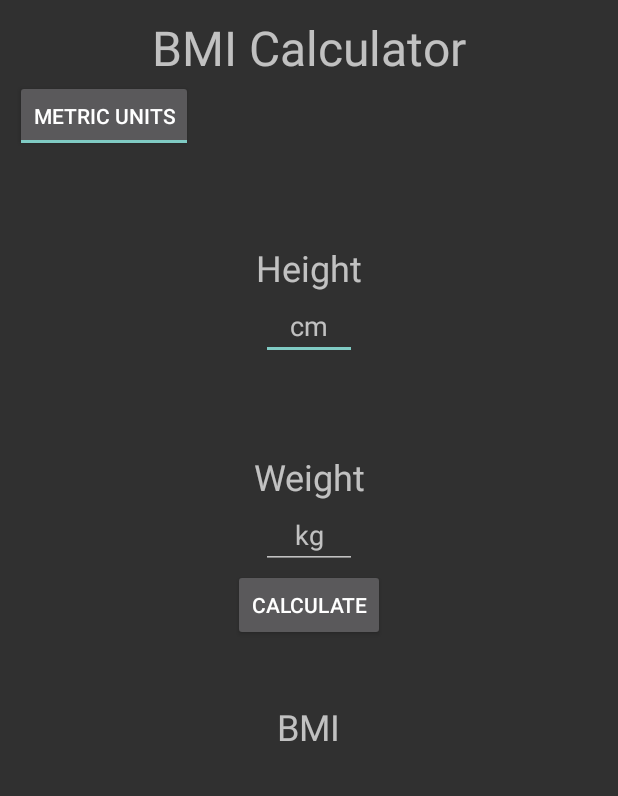
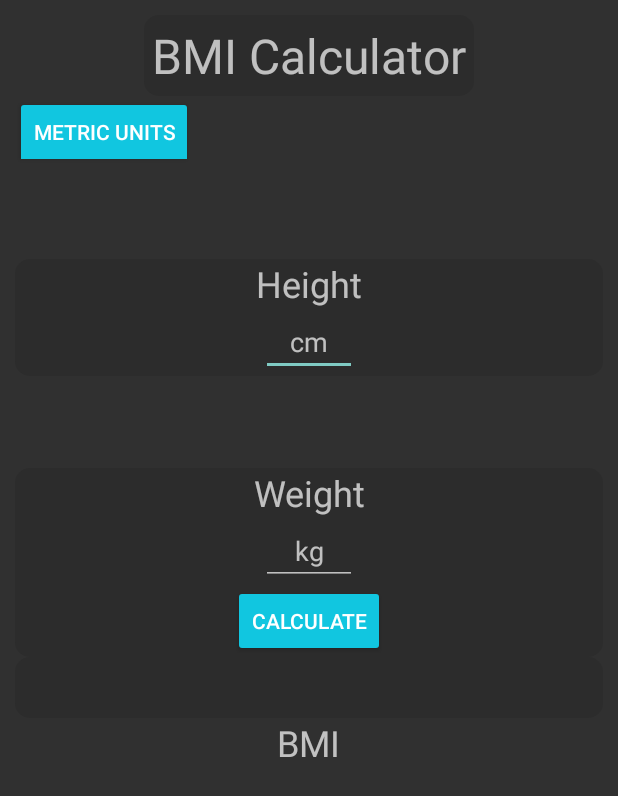
Before and after one commit to CSUSTANCS4800/HealthyPal, an Android app: the screen it shows after launch (BmiCalculatorActivity), after a tap on "BMI CALCULATOR", on a phone screen of 412 x 824 dp. Shown: the top 796 px of the screen. Run offline under Robolectric (Android 15) with nearby library versions, the phone set to English and light mode, and no system bars.

Commit message:
Did a updates to profile, calculator and commited on code

```diff
--- a/app/src/main/java/com/example/healthapp/MyhealthProfilePageActivity.java
+++ b/app/src/main/java/com/example/healthapp/MyhealthProfilePageActivity.java
@@ -15,7 +15,7 @@ public class MyhealthProfilePageActivity extends AppCompatActivity {
     private Button BMI_Calculator_Button;
 
     @Override
-    protected void onCreate(Bundle savedInstanceState) // UI for the Profile page but has the code for the button that takes you to BMI Calculator
+    protected void onCreate(Bundle savedInstanceState) // this code is for the Profile page, having a button that takes you to the BMI Calculator
     {
         super.onCreate(savedInstanceState);
         setContentView(R.layout.activity_myhealth_profile_page);
@@ -24,7 +24,7 @@ public class MyhealthProfilePageActivity extends AppCompatActivity {
         BMI_Calculator_Button.setOnClickListener(new View.OnClickListener() {
 
             @Override
-            public void onClick(View v)// onClick to know what openmyheathpage method will be opening
+            public void onClick(View v)// onClick to know what openmyhealthpage method will be opening
             {
                 openmyhealthpage();
             }
@@ -32,8 +32,8 @@ public class MyhealthProfilePageActivity extends AppCompatActivity {
 
     }
 
-    public void openmyhealthpage()// Method to open the BmiCalculatorActivity (BMI Calculator Page), it does the intent to start BmiCalculatorActivity (BMI Calculator Page)
-                                    //when the BMI Calculator button is clicked
+    public void openmyhealthpage()// Method to open the BmiCalculatorActivity, it does intent to start opening to the BmiCalculatorActivity (BMI Calculator)
+                                    //when the BMI Calculator button is clicked you will move from MyHealth Profile to BMI Calculator
     {
         Intent intent = new Intent(this, BmiCalculatorActivity.class);
         startActivity(intent);
--- /dev/null
+++ b/app/src/main/res/drawable/cardbackground.xml
@@ -0,0 +1,11 @@
+<?xml version="1.0" encoding="utf-8"?>
+<shape xmlns:android="http://schemas.android.com/apk/res/android">
+    android:shape="rectangle">
+
+    <solid android:color="#2C2C2C">
+
+    </solid>
+
+    <corners android:radius="10dp"></corners>
+
+</shape>
--- a/app/src/main/res/layout/activity_myhealth_profile_page.xml
+++ b/app/src/main/res/layout/activity_myhealth_profile_page.xml
@@ -11,6 +11,7 @@
             android:layout_width="match_parent"
             android:layout_height="wrap_content"
             android:background="@drawable/grad"
+            android:padding="10dp"
             android:paddingBottom="20dp">
 
             <RelativeLayout
@@ -51,11 +52,9 @@
                 android:layout_height="wrap_content"
                 android:background="@drawable/rounded_corners"
                 android:backgroundTint="@color/gradStart"
-                android:layout_marginLeft="10dp"
-                android:layout_marginTop="5dp"
-                android:text="BMI Calculator"
                 android:paddingLeft="5dp"
-                android:paddingRight="5dp"/>
+                android:paddingRight="5dp"
+                android:text="BMI Calculator" />
 
         </RelativeLayout>
 
--- a/app/src/main/res/layout/myhealthpage.xml
+++ b/app/src/main/res/layout/myhealthpage.xml
@@ -1,6 +1,6 @@
 <?xml version="1.0" encoding="utf-8"?>
 <!--Alejandro Pulido
-creation on 4/22/21 and last updated on 4/25/21-->
+creation on 4/22/21 and last updated on 5/13/21-->
 <LinearLayout
     xmlns:android="http://schemas.android.com/apk/res/android"
     xmlns:app="http://schemas.android.com/apk/res-auto"
@@ -16,15 +16,18 @@ creation on 4/22/21 and last updated on 4/25/21-->
         android:layout_height="wrap_content"
         android:layout_gravity="center_horizontal"
         android:text = "@string/bmi_calculator"
+        android:background="@drawable/cardbackground"
+        android:padding="5dp"
         android:textSize="32sp"/>
 
     <ToggleButton
         android:id="@+id/toggle_units_button"
         android:layout_width="wrap_content"
         android:layout_height="wrap_content"
+        android:backgroundTint="@color/gradStart"
         android:checked="true"
-        android:textOff= "@string/imperial_units"
-        android:textOn= "@string/metric_units" />
+        android:textOff="@string/imperial_units"
+        android:textOn="@string/metric_units" />
 
     <LinearLayout
         android:layout_width="match_parent"
@@ -35,6 +38,7 @@ creation on 4/22/21 and last updated on 4/25/21-->
             android:layout_width="match_parent"
             android:layout_height="wrap_content"
             android:orientation="vertical"
+            android:background="@drawable/cardbackground"
             android:layout_gravity="center_vertical">
 
             <TextView
@@ -95,12 +99,12 @@ creation on 4/22/21 and last updated on 4/25/21-->
 
     </LinearLayout>
 
-
     <LinearLayout
         android:layout_width="match_parent"
         android:layout_height="wrap_content"
         android:orientation="vertical"
-        android:layout_gravity="center_vertical">
+        android:layout_gravity="center_vertical"
+        android:background="@drawable/cardbackground">
 
         <TextView
             android:id="@+id/weight_label"
@@ -135,18 +139,19 @@ creation on 4/22/21 and last updated on 4/25/21-->
             android:layout_width="wrap_content"
             android:layout_height="wrap_content"
             android:layout_gravity="center_horizontal"
+            android:backgroundTint="@color/gradStart"
             android:text="@string/calculate"/>
     </LinearLayout>
 
     <TextView
-        android:layout_width="match_parent"
+        android:id="@+id/results"
+        android:layout_width="385dp"
         android:layout_height="100dp"
+        android:layout_gravity="center_horizontal"
         android:layout_margin="6dp"
-        android:id="@+id/results"
-        android:layout_gravity="center_horizontal"
         android:gravity="center"
-        android:textSize="32sp"
-        android:textColor="#000000"/>
+        android:textColor="#000000"
+        android:textSize="32sp" />
 
     <TextView
         android:layout_width="match_parent"
@@ -155,8 +160,8 @@ creation on 4/22/21 and last updated on 4/25/21-->
         android:gravity="center"
         android:id="@+id/category"
         android:textSize="30sp"
+        android:background="@drawable/cardbackground"
         android:textColor="#008000"/>
-
 
     <TextView
         android:layout_width="wrap_content"
@@ -164,6 +169,6 @@ creation on 4/22/21 and last updated on 4/25/21-->
         android:layout_gravity="center_horizontal"
         android:gravity="center"
         android:text="@string/bmi"
-        android:textSize="24sp"/>
+        android:textSize="24sp" />
 
 </LinearLayout>
```
